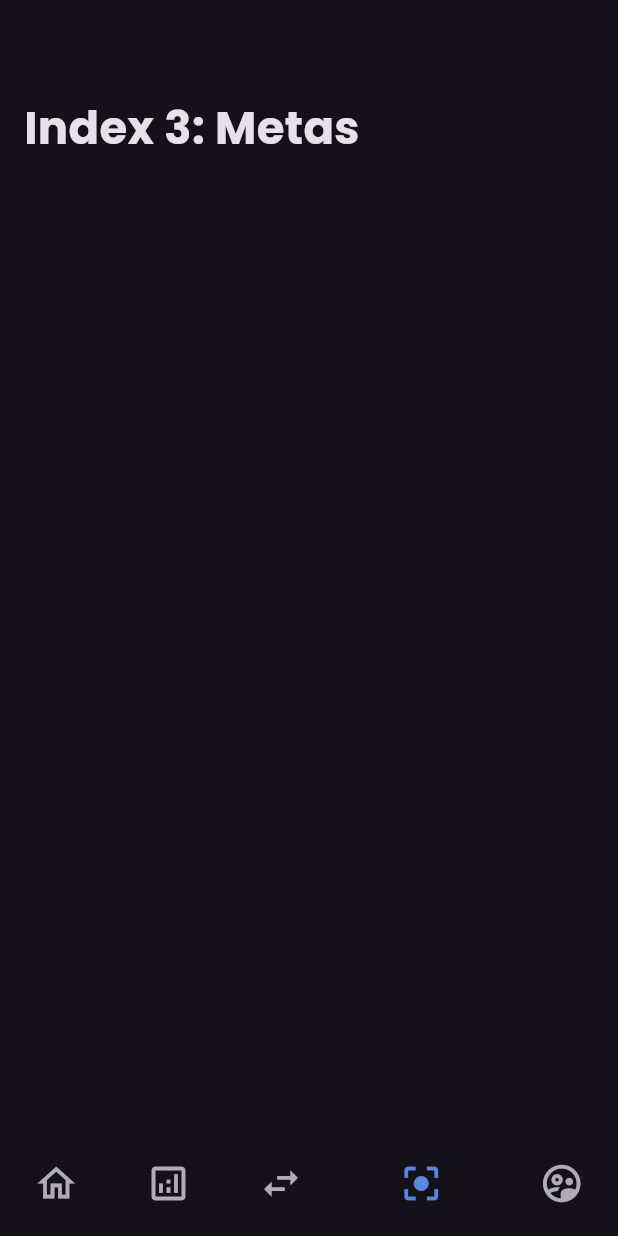
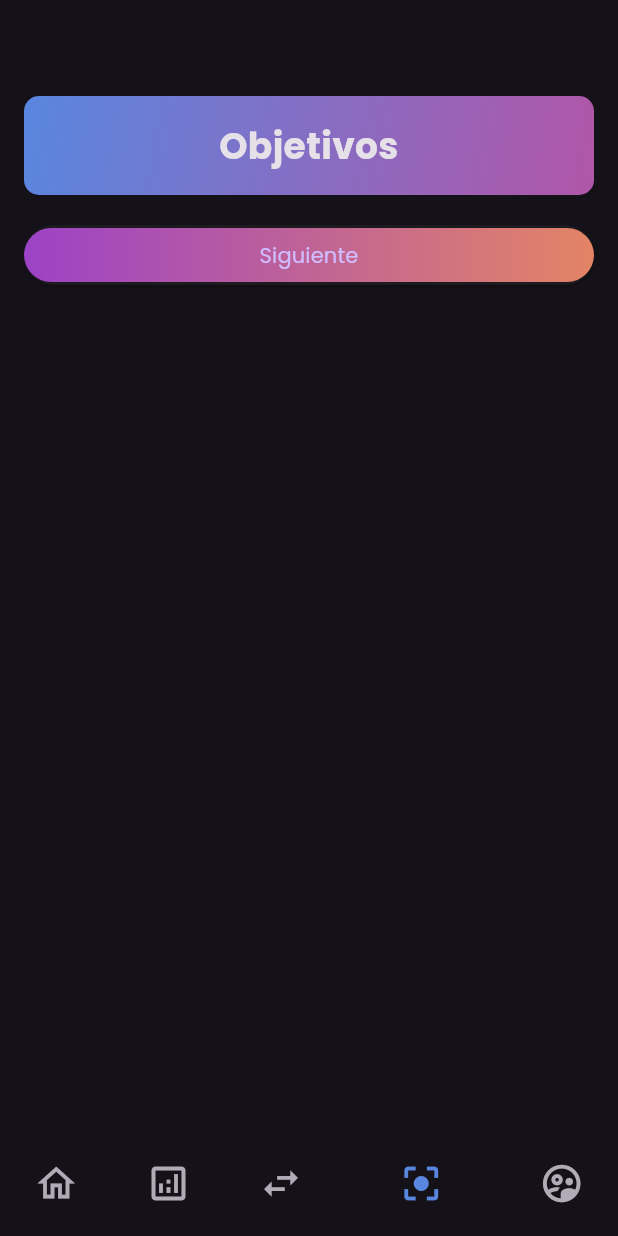
Before and after one commit to Edurz135/mycash_front, a Flutter app: the screen it shows after launch, item 4 of the bottom bar chosen, on a phone screen of 412 x 824 dp. Run offline on Flutter 3.47's test engine with Material 3 defaults, Android fonts, the phone set to English and light mode, and no system bars; our stand-ins replace syncfusion_flutter_charts.

Commit message:
Pantalla Creacion de Objetivos

```diff
--- a/lib/main.dart
+++ b/lib/main.dart
@@ -4,6 +4,7 @@ import 'package:mycash_front/screens/profile/profile_screen.dart';
 import 'package:mycash_front/screens/statistics_screen.dart';
 import 'package:mycash_front/screens/transaction_screen.dart';
 import 'package:mycash_front/services/api_config.dart';
+import 'package:mycash_front/screens/objetive_screen.dart';
 
 void main() {
   APIConfig.setEnvironment(
@@ -41,10 +42,7 @@ class _BottomNavBarState extends State<BottomNavBar> {
     HomeScreen(),
     StatisticsScreen(),
     TransactionScreen(),
-    const Text(
-      'Index 3: Metas',
-      style: optionStyle,
-    ),
+    ObjetiveScreen(),
     ProfileScreen(),
   ];
 
--- a/lib/screens/home_screen.dart
+++ b/lib/screens/home_screen.dart
@@ -1,4 +1,4 @@
-import 'dart:ffi';
+//import 'dart:ffi';
 
 import 'package:flutter/material.dart';
 import 'package:mycash_front/components/account_item.dart';
--- /dev/null
+++ b/lib/screens/objetive_screen.dart
@@ -0,0 +1,80 @@
+import 'package:flutter/material.dart';
+
+import 'package:mycash_front/screens/create_objetive_screen.dart';
+
+class ObjetiveScreen extends StatefulWidget {
+  @override
+  _ObjetiveScreenState createState() => _ObjetiveScreenState();
+}
+
+class _ObjetiveScreenState extends State<ObjetiveScreen> {
+  @override
+  Widget build(BuildContext context) {
+    return Column(
+      children: [
+        ClipRRect(
+          borderRadius:
+              BorderRadius.circular(10),
+          child: Container(
+            width: double.infinity, // Full width of the screen
+            decoration: const BoxDecoration(
+              gradient: LinearGradient(
+                begin: Alignment.topLeft,
+                end: Alignment.bottomRight,
+                colors: [
+                  Color.fromRGBO(89, 134, 223, 1),
+                  Color.fromRGBO(177, 86, 168, 1)
+                  ],
+              ),
+            ),
+            child: const Column(
+              children: [
+                SizedBox(height: 16), // Add spacing
+                Text(
+                  'Objetivos',
+                  textAlign: TextAlign.center,
+                  style: TextStyle(
+                    fontSize: 24,
+                    fontWeight: FontWeight.bold,
+                  ),
+                ),
+                SizedBox(height: 16), // Add spacing
+              ]
+            )
+          ),
+        ),
+        const SizedBox(height: 16), // Add spacing
+
+        Center(
+          child: ElevatedButton(
+            style: ElevatedButton.styleFrom(
+              padding: EdgeInsets.zero,
+            ),
+            onPressed: () {
+              Navigator.push(
+                  context,
+                  MaterialPageRoute(
+                    builder: (context) => CreateObjetiveScreen()
+                  ),
+                );
+            },
+            child: Ink(
+              decoration: const BoxDecoration(
+                borderRadius: BorderRadius.all(Radius.circular(80.0)),
+                gradient: LinearGradient(colors: [Color(0xFF9C42C6), Color(0xFFE38466)],),
+              ),
+              child:Container(
+                constraints: const BoxConstraints(minWidth: 88.0, minHeight: 36.0), // min sizes for Material buttons
+                alignment: Alignment.center,
+                child: const Text(
+                  'Siguiente',
+                textAlign: TextAlign.center,
+                ),
+              ),
+            ),
+          ),
+        ),
+      ]
+    );
+  }
+}
```
Also changed, not shown: lib/screens/create_objetive_screen.dart (added, +209 -0 lines), 2 other files.
